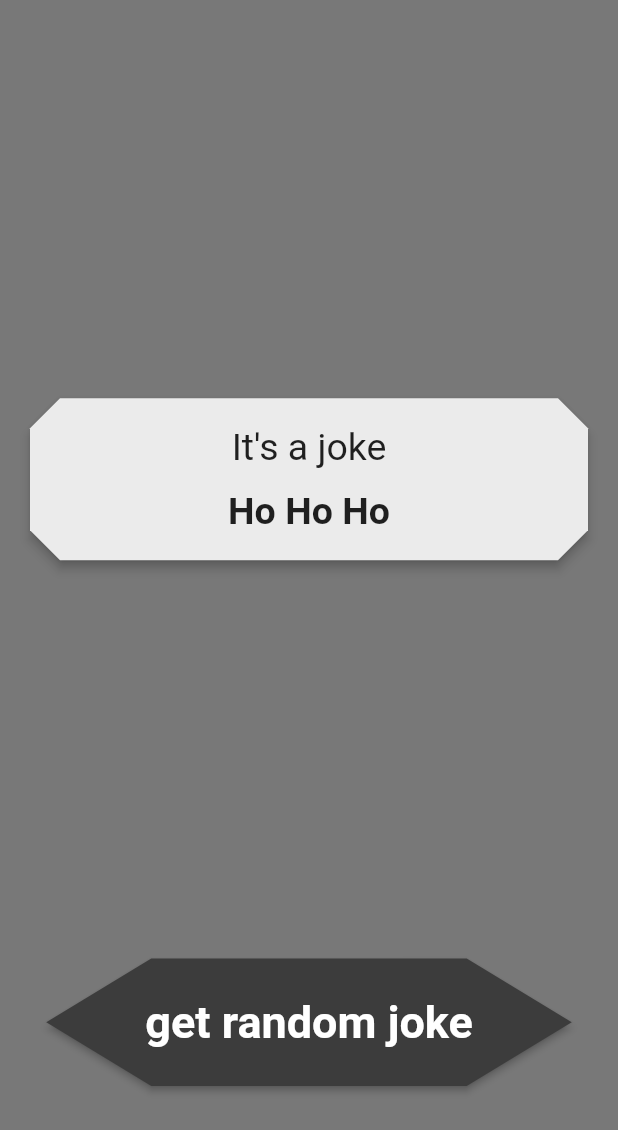
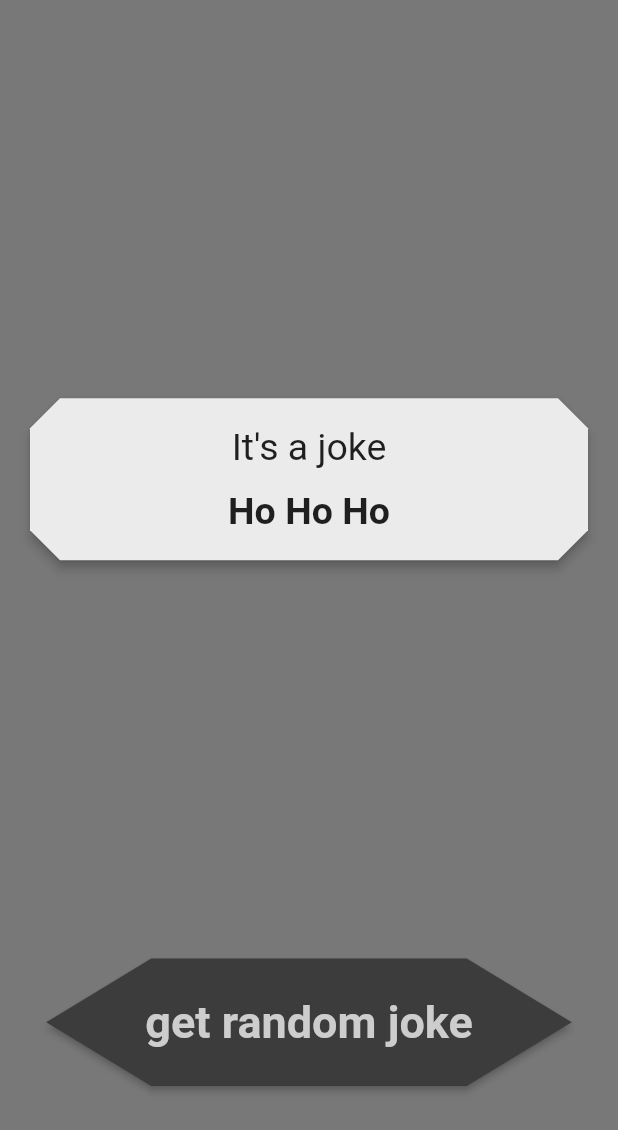
Before and after one commit to andrsem/jokes, a Flutter app: the screen it shows after launch, on a phone screen of 412 x 824 dp. Shown: the top 1130 px of the screen. Run offline on Flutter 3.47's test engine with Material 2 defaults, Android fonts, the phone set to English and light mode, and no system bars; our stand-ins replace flutter_riverpod.

Commit message:
change button text color on fetch new joke

```diff
--- a/lib/common/helpers.dart
+++ b/lib/common/helpers.dart
@@ -1,5 +1,4 @@
 import 'dart:math';
-
 import 'dart:ui';
 
 int _next(int min, int max) {
@@ -15,5 +14,8 @@ Color getScaffoldColor() =>
 Color getButtonColor() =>
     Color.fromARGB(255, _next(0, 80), _next(0, 80), _next(0, 80));
 
+Color getButtonTextColor() =>
+    Color.fromARGB(255, _next(140, 235), _next(140, 235), _next(140, 235));
+
 Color getCardColor() =>
     Color.fromARGB(255, _next(235, 255), _next(235, 255), _next(235, 255));
--- a/lib/common/providers.dart
+++ b/lib/common/providers.dart
@@ -1,4 +1,5 @@
 import 'package:flutter_riverpod/flutter_riverpod.dart';
+
 import '../data/joke.dart';
 import '../jokes/logic/joke_notifier.dart';
 
--- a/lib/jokes/presentation/home_screen/home_screen.dart
+++ b/lib/jokes/presentation/home_screen/home_screen.dart
@@ -2,7 +2,7 @@ import 'package:flutter/cupertino.dart';
 import 'package:flutter/material.dart';
 import 'package:flutter/painting.dart';
 import 'package:flutter_riverpod/flutter_riverpod.dart';
-import 'package:jokes/common/helpers.dart';
+import '../../../common/helpers.dart';
 import '../../../common/providers.dart';
 
 class HomeScreen extends ConsumerWidget {
@@ -57,6 +57,7 @@ class HomeScreen extends ConsumerWidget {
                   await jokeNotifier.fetchJoke();
                 },
                 style: ElevatedButton.styleFrom(
+                  onPrimary: getButtonTextColor(),
                   primary: getButtonColor(),
                   shape: BeveledRectangleBorder(
                     borderRadius: BorderRadius.circular(70),
```
